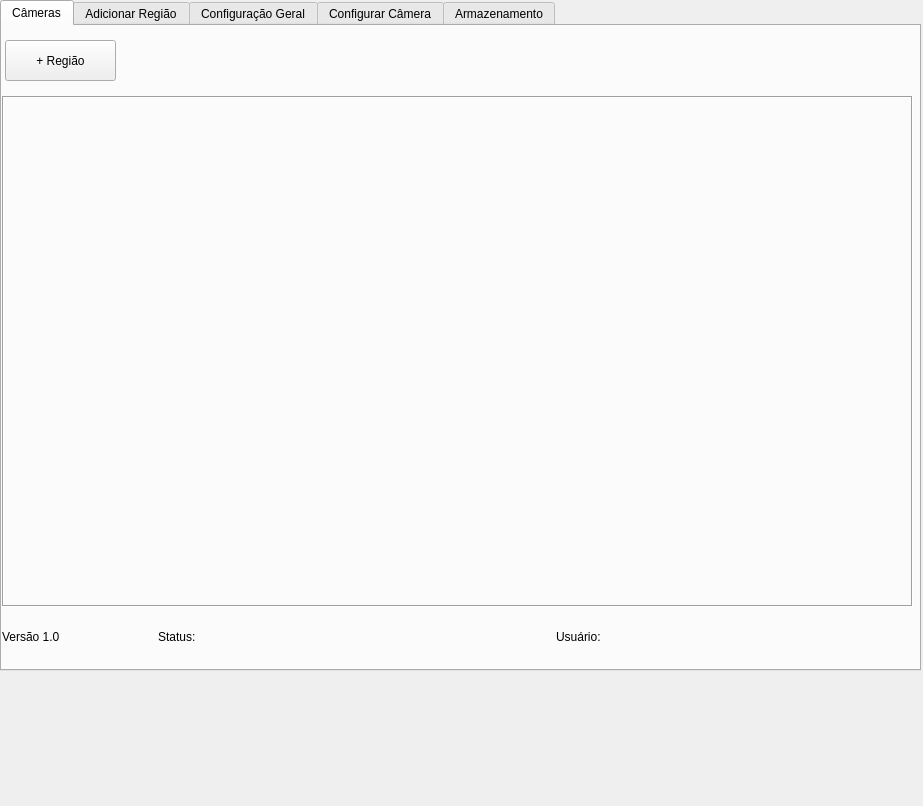
Above: mainForm.ui from noldorj/Personal-Home-Guard before the change. Below: the same form after it.
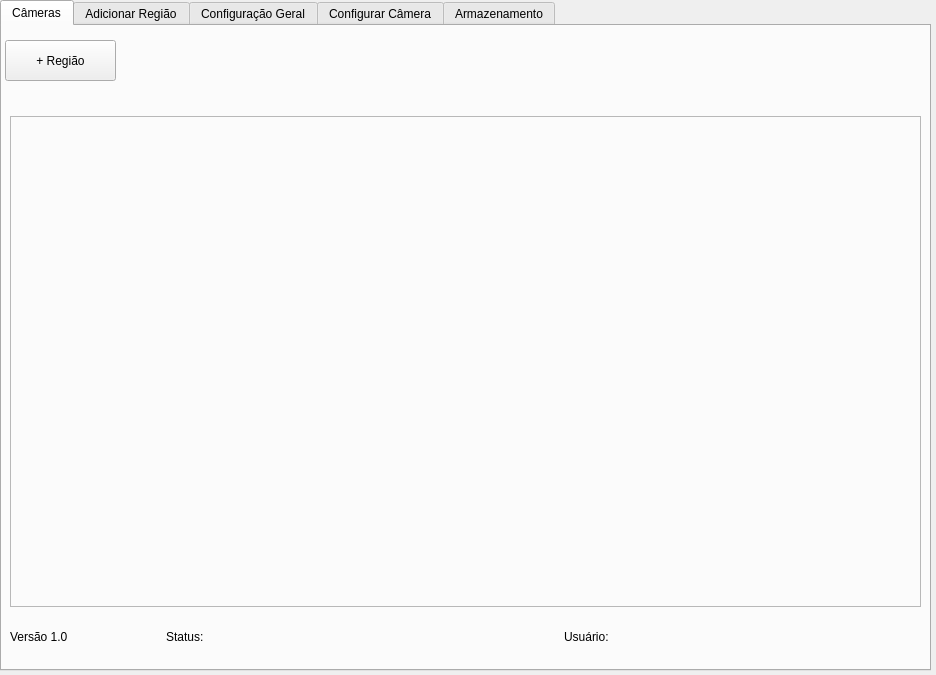
That is the form after the change. The open tabs and pages were chosen to show the change.

The edit to the form file:
```diff
--- a/mainForm.ui
+++ b/mainForm.ui
@@ -9,8 +9,8 @@
    <rect>
     <x>0</x>
     <y>0</y>
-    <width>923</width>
-    <height>806</height>
+    <width>936</width>
+    <height>675</height>
    </rect>
   </property>
   <property name="sizePolicy">
@@ -21,8 +21,8 @@
   </property>
   <property name="minimumSize">
    <size>
-    <width>923</width>
-    <height>806</height>
+    <width>936</width>
+    <height>675</height>
    </size>
   </property>
   <property name="focusPolicy">
@@ -39,7 +39,7 @@
     <rect>
      <x>0</x>
      <y>0</y>
-     <width>921</width>
+     <width>931</width>
      <height>671</height>
     </rect>
    </property>
@@ -65,7 +65,7 @@
        <widget class="QWidget" name="horizontalLayoutWidget_18">
         <property name="geometry">
          <rect>
-          <x>0</x>
+          <x>8</x>
           <y>590</y>
           <width>911</width>
           <height>41</height>
@@ -197,51 +197,27 @@
          <string>+ Região</string>
         </property>
        </widget>
-       <widget class="QWidget" name="horizontalLayoutWidget_19">
+       <widget class="QLabel" name="lblCam1">
         <property name="geometry">
          <rect>
-          <x>0</x>
-          <y>70</y>
+          <x>8</x>
+          <y>90</y>
           <width>911</width>
-          <height>511</height>
+          <height>491</height>
          </rect>
         </property>
-        <layout class="QHBoxLayout" name="gridCam">
-         <item>
-          <widget class="QLabel" name="lblCam1">
-           <property name="sizePolicy">
-            <sizepolicy hsizetype="MinimumExpanding" vsizetype="MinimumExpanding">
-             <horstretch>0</horstretch>
-             <verstretch>0</verstretch>
-            </sizepolicy>
-           </property>
-           <property name="minimumSize">
-            <size>
-             <width>854</width>
-             <height>480</height>
-            </size>
-           </property>
-           <property name="mouseTracking">
-            <bool>true</bool>
-           </property>
-           <property name="frameShape">
-            <enum>QFrame::Box</enum>
-           </property>
-           <property name="frameShadow">
-            <enum>QFrame::Sunken</enum>
-           </property>
-           <property name="midLineWidth">
-            <number>0</number>
-           </property>
-           <property name="text">
-            <string/>
-           </property>
-           <property name="margin">
-            <number>0</number>
-           </property>
-          </widget>
-         </item>
-        </layout>
+        <property name="minimumSize">
+         <size>
+          <width>911</width>
+          <height>491</height>
+         </size>
+        </property>
+        <property name="frameShape">
+         <enum>QFrame::StyledPanel</enum>
+        </property>
+        <property name="text">
+         <string/>
+        </property>
        </widget>
       </widget>
       <widget class="QWidget" name="tabRegion">
```
Left out of the diff: 2 changed lines with no effect on the pictures.
